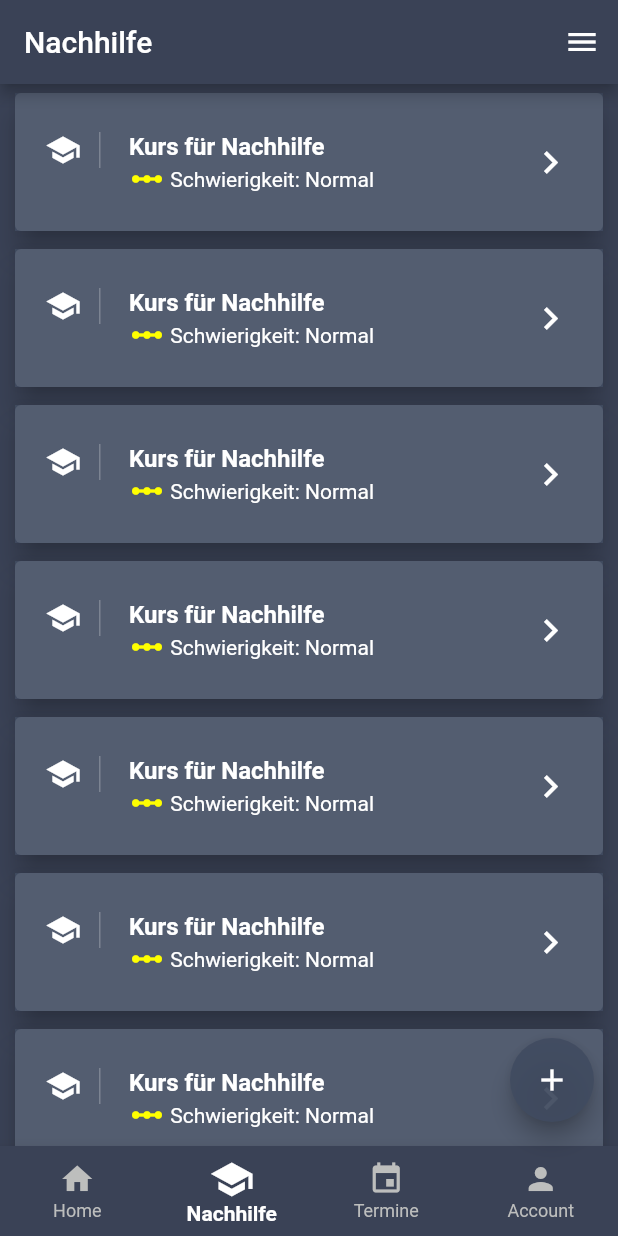
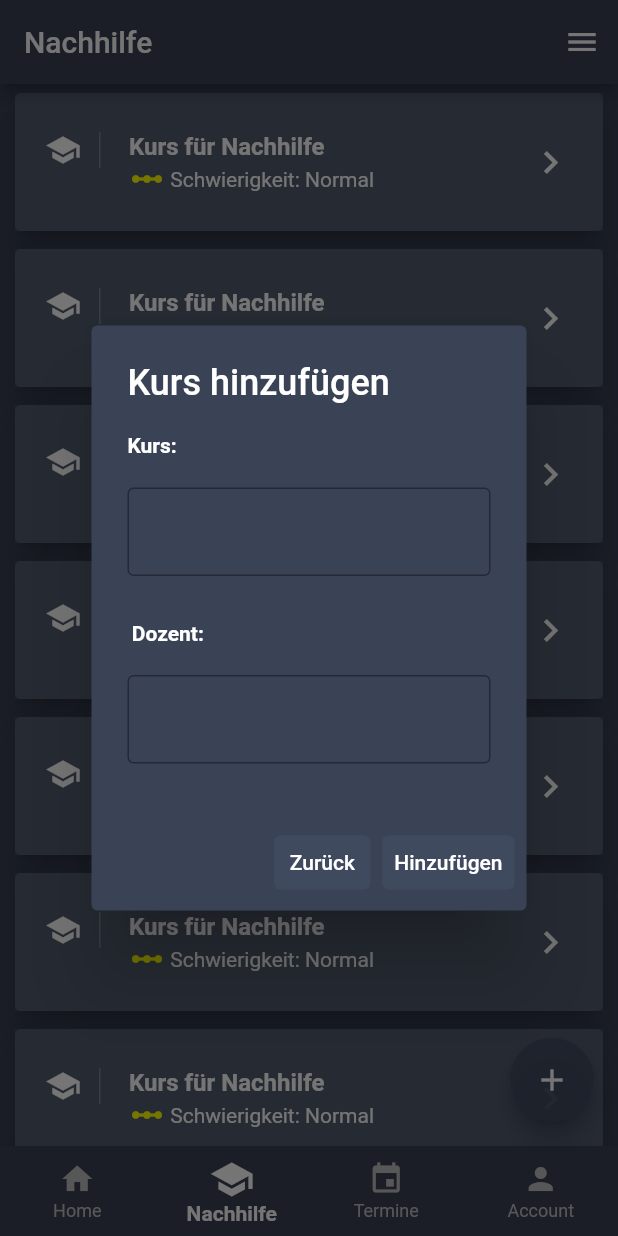
Before and after one commit to crisptells/SEIII_Flutter_App, a Flutter app: the screen it shows after launch, item 2 of the bottom bar chosen, after a tap on the "add" icon, on a phone screen of 412 x 824 dp. Run offline on Flutter 3.47's test engine with Material 2 defaults, Android fonts, the phone set to English and light mode, and no system bars; our stand-ins replace table_calendar.

Commit message:
plus button mit show dialog

```diff
--- a/lib/main.dart
+++ b/lib/main.dart
@@ -104,7 +104,10 @@ class _RootPageState extends State<RootPage> {
                   value: 2,
                   child: Row(
                     children: const [
-                      Icon(Icons.logout, color: Colors.white,),
+                      Icon(
+                        Icons.logout,
+                        color: Colors.white,
+                      ),
                       SizedBox(
                         width: 7,
                       ),
@@ -130,9 +133,7 @@ class _RootPageState extends State<RootPage> {
       body: pages[
           currentPage], // hier wird die Liste aufgerufen --> dann wird die entsprechende Seite angezeigt
       floatingActionButton: FloatingActionButton(
-        onPressed: () {
-          debugPrint('Text in Terminal');
-        },
+        onPressed: () => _dialogBuilder(context),
         backgroundColor: const Color.fromRGBO(64, 75, 96, .9),
         child: const Icon(
           Icons.add,
@@ -195,4 +196,85 @@ class _RootPageState extends State<RootPage> {
         break;
     }
   }
+
+  Future<void> _dialogBuilder(BuildContext context) {
+    return showDialog<void>(
+      context: context,
+      builder: (BuildContext context) {
+        return AlertDialog(
+          backgroundColor: const Color.fromRGBO(58, 66, 86, 1),
+          title: const Text(
+            'Kurs hinzufügen',
+            style: TextStyle(color: Colors.white, fontSize: 24),
+          ),
+          content: SizedBox(
+            height: 230,
+            child: Column(
+              children: const [
+                Text(
+                  'Kurs:                                                            ',
+                  style: TextStyle(color: Colors.white, fontSize: 14, fontWeight: FontWeight.bold),
+                ),
+                SizedBox(
+                  height: 20,
+                ),
+                TextField(
+                  style: TextStyle(color: Colors.white),
+                  decoration: InputDecoration(
+                    border: OutlineInputBorder(),
+                  ),
+                ),
+                SizedBox(
+                  height: 30,
+                ),
+                Text(
+                  'Dozent:                                                      ',
+                  style: TextStyle(color: Colors.white, fontSize: 14, fontWeight: FontWeight.bold),
+                  textAlign: TextAlign.left,
+                ),
+                SizedBox(
+                  height: 20,
+                ),
+                TextField(
+                  style: TextStyle(color: Colors.white),
+                  decoration: InputDecoration(
+                    border: OutlineInputBorder(),
+                  ),
+                ),
+              ],
+            ),
+          ),
+          actions: <Widget>[
+            TextButton(
+              style: TextButton.styleFrom(
+                textStyle: Theme.of(context).textTheme.labelLarge,
+                backgroundColor: const Color.fromRGBO(64, 75, 96, .9),
+              ),
+              child: const Text(
+                'Zurück',
+                style: TextStyle(color: Colors.white),
+              ),
+              onPressed: () {
+                Navigator.of(context).pop();
+              },
+            ),
+            TextButton(
+              style: TextButton.styleFrom(
+                textStyle: Theme.of(context).textTheme.labelLarge,
+                backgroundColor: const Color.fromRGBO(
+                    64, 75, 96, .9), // heller Color.fromRGBO(64, 75, 96, .9)
+              ), // dunkler Color.fromRGBO(58, 66, 86, 1)
+              child: const Text(
+                'Hinzufügen',
+                style: TextStyle(color: Colors.white),
+              ),
+              onPressed: () {
+                Navigator.of(context).pop();
+              },
+            ),
+          ],
+        );
+      },
+    );
+  }
 }
```
